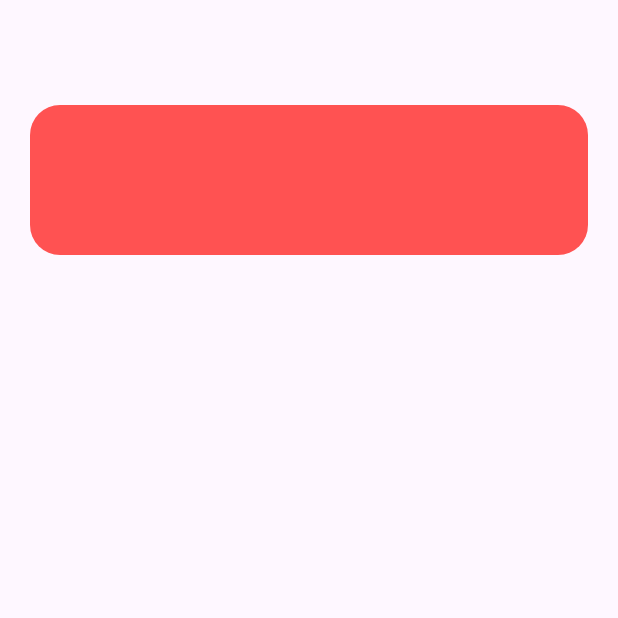
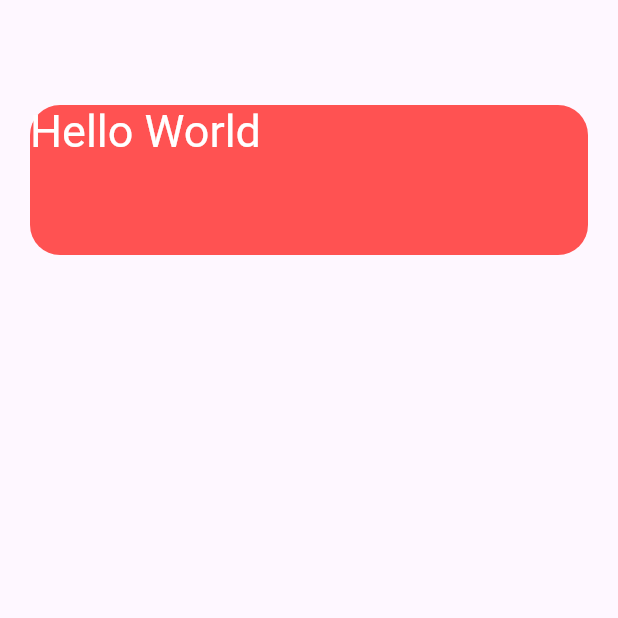
Before and after one commit to aadarshk7/text_animation, a Flutter app: the screen it shows after launch, on a phone screen of 412 x 824 dp, the top half of it. Run offline on Flutter 3.47's test engine with Material 3 defaults, Android fonts, the phone set to English and light mode, and no system bars; drawn by our look-alikes of animated_text_kit.

Commit message:
text_animation

```diff
--- a/lib/my_home_page.dart
+++ b/lib/my_home_page.dart
@@ -1,3 +1,4 @@
+import 'package:animated_text_kit/animated_text_kit.dart';
 import 'package:flutter/material.dart';
 
 class MyHomePage extends StatefulWidget {
@@ -27,6 +28,14 @@ class _MyHomePageState extends State<MyHomePage> {
                   color: Colors.redAccent,
                   borderRadius: BorderRadius.circular(20),
                 ),
+                child: DefaultTextStyle(
+                    style: const TextStyle(
+                      fontSize: 30,
+                      color: Colors.white,
+                    ),
+                    child: AnimatedTextKit(animatedTexts: [
+                      RotateAnimatedText('Hello World'),
+                    ])),
               ),
             ),
           ],
```
